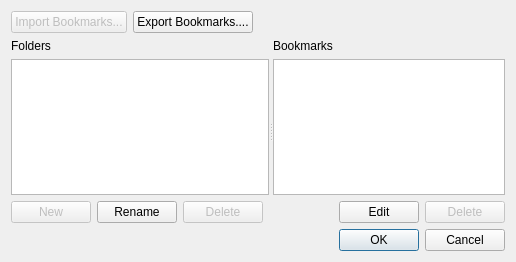
Above: src/lib/BookmarkManagerDialog.ui from KDE/marble before the change. Below: the same form after it.
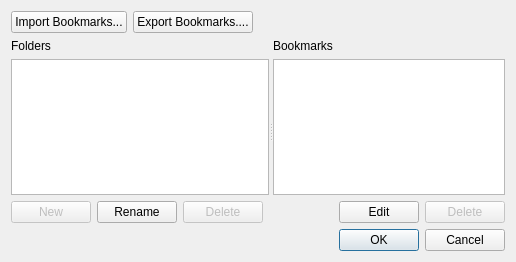
That is the form after the change.

Patch:
```diff
--- a/src/lib/BookmarkManagerDialog.ui
+++ b/src/lib/BookmarkManagerDialog.ui
@@ -19,7 +19,7 @@
      <item>
       <widget class="QPushButton" name="importButton">
        <property name="enabled">
-        <bool>false</bool>
+        <bool>true</bool>
        </property>
        <property name="text">
         <string>Import Bookmarks...</string>
```
